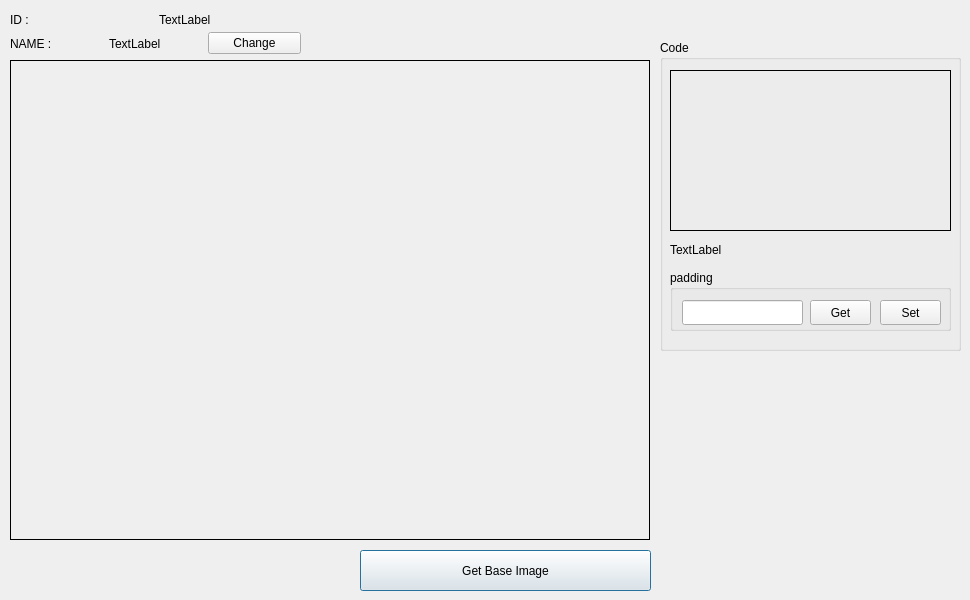
First picture: the form in ui/dialogsetcode.ui, repository rendezvue/ViNet, before the edit.
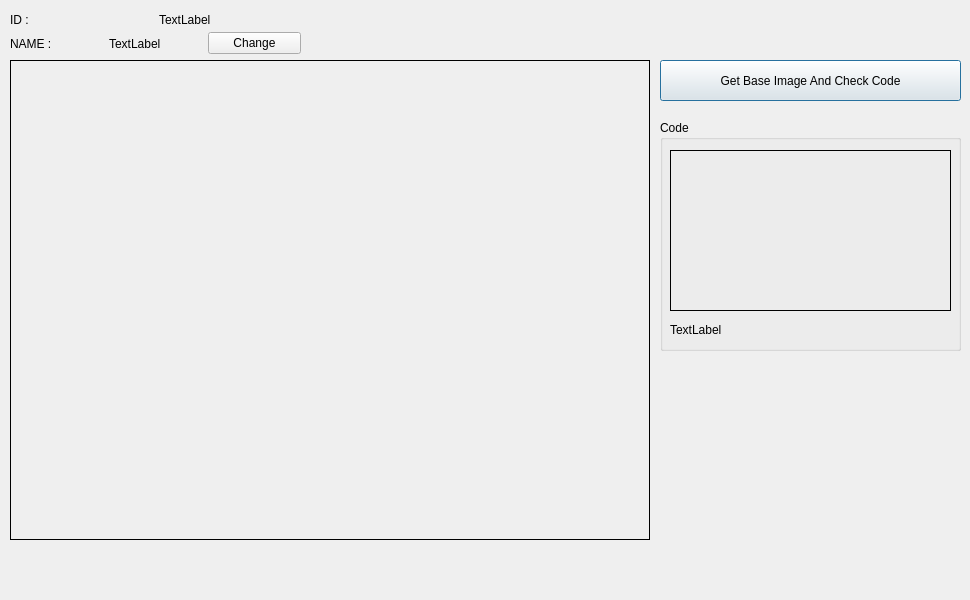
Second picture: the form after the edit.

Commit message: Integrated operation to check code data when calling Get Object Image of Detect_Code Tool.

```diff
--- a/ui/dialogsetcode.ui
+++ b/ui/dialogsetcode.ui
@@ -61,14 +61,14 @@
   <widget class="QPushButton" name="pushButton_get_base_image">
    <property name="geometry">
     <rect>
-     <x>360</x>
-     <y>550</y>
-     <width>291</width>
+     <x>660</x>
+     <y>60</y>
+     <width>301</width>
      <height>41</height>
     </rect>
    </property>
    <property name="text">
-    <string>Get Base Image</string>
+    <string>Get Base Image And Check Code</string>
    </property>
   </widget>
   <widget class="QLabel" name="label_image_bg">
@@ -127,9 +127,9 @@
    <property name="geometry">
     <rect>
      <x>660</x>
-     <y>40</y>
+     <y>120</y>
      <width>301</width>
-     <height>311</height>
+     <height>231</height>
     </rect>
    </property>
    <property name="title">
@@ -173,55 +173,6 @@
      <string/>
     </property>
    </widget>
-   <widget class="QGroupBox" name="groupBox_2">
-    <property name="geometry">
-     <rect>
-      <x>10</x>
-      <y>230</y>
-      <width>281</width>
-      <height>61</height>
-     </rect>
-    </property>
-    <property name="title">
-     <string>padding</string>
-    </property>
-    <widget class="QLineEdit" name="lineEdit_padding">
-     <property name="geometry">
-      <rect>
-       <x>12</x>
-       <y>30</y>
-       <width>121</width>
-       <height>25</height>
-      </rect>
-     </property>
-    </widget>
-    <widget class="QPushButton" name="pushButton_padding_get">
-     <property name="geometry">
-      <rect>
-       <x>140</x>
-       <y>30</y>
-       <width>61</width>
-       <height>25</height>
-      </rect>
-     </property>
-     <property name="text">
-      <string>Get</string>
-     </property>
-    </widget>
-    <widget class="QPushButton" name="pushButton_padding_set">
-     <property name="geometry">
-      <rect>
-       <x>210</x>
-       <y>30</y>
-       <width>61</width>
-       <height>25</height>
-      </rect>
-     </property>
-     <property name="text">
-      <string>Set</string>
-     </property>
-    </widget>
-   </widget>
    <widget class="QLabel" name="label_code">
     <property name="geometry">
      <rect>
```
The commit also changes 3 other files.
